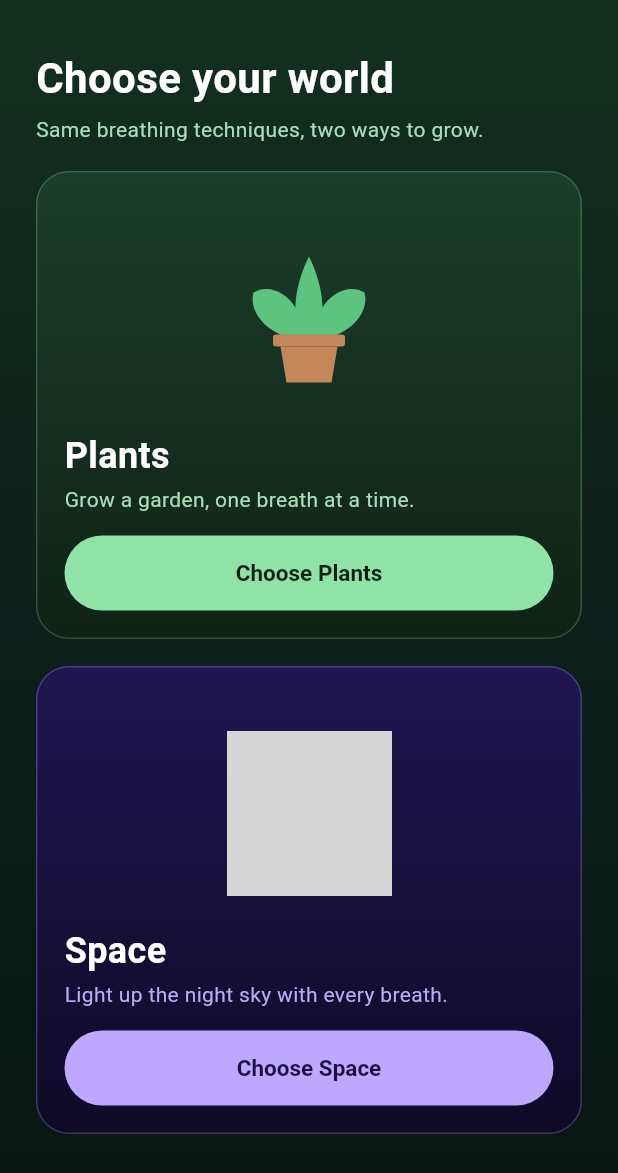
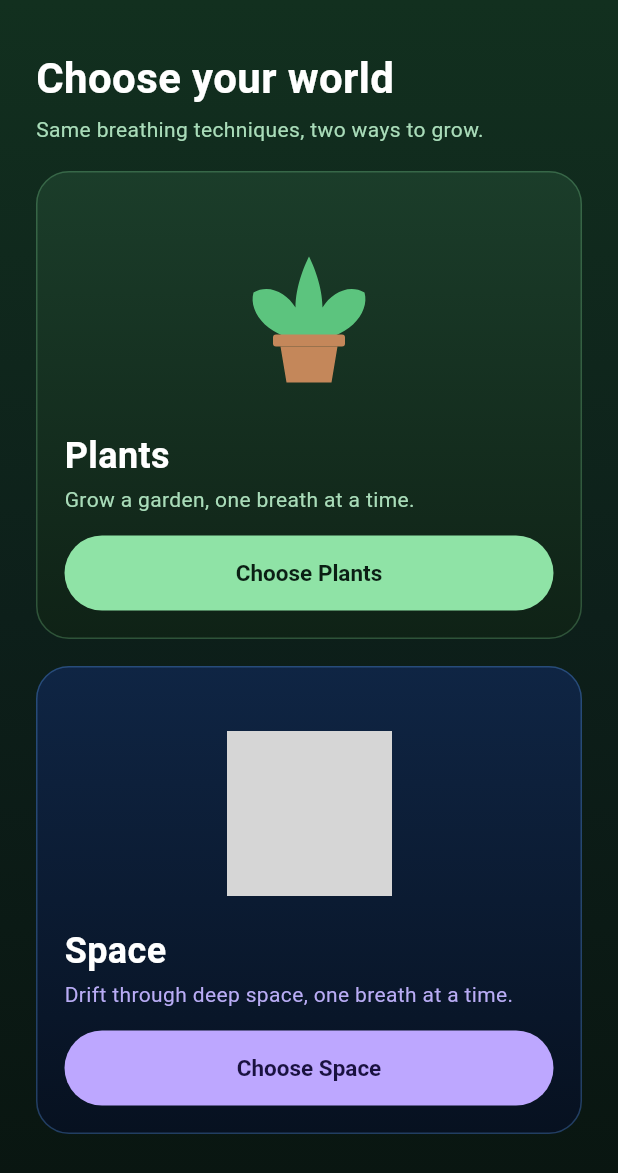
Before and after one commit to Ishank0n/breathplus, a Flutter app: the ModeSelectionScreen screen opened directly, on a phone screen of 412 x 824 dp. Shown: the top 1173 px of the screen. Run offline on Flutter 3.47's test engine with Material 3 defaults, Android fonts, the phone set to English and light mode, and no system bars; our stand-ins replace file_picker, flutter_blue_plus, flutter_local_notifications, flutter_secure_storage, flutter_timezone, google_sign_in and 4 more; missing offline and left inert: audio_session; accounts and stored records are empty; Roboto replaces fonts that are missing (Georgia); grey boxes are pictures that could not be loaded.

Commit message:
Modify Space mode card appearance
Updated the subtitle and gradient colors for the Space mode card.

```diff
--- a/lib/selection.dart
+++ b/lib/selection.dart
@@ -65,14 +65,17 @@ class ModeSelectionScreen extends StatelessWidget {
                 ),
                 const SizedBox(height: 18),
                 _ModeCard(
-                  world: celestialWorld,
-                  title: 'Space',
-                  subtitle: 'Light up the night sky with every breath.',
-                  button: 'Choose Space',
-                  glyphKind: 1,
-                  gradient: const [Color(0xFF1F1650), Color(0xFF0E0A26)],
-                  border: const Color(0x4DAA96FF),
-                  onTap: onSpace ?? () {}, // TODO: hook up later
+  world: celestialWorld,
+  title: 'Space',
+  subtitle: 'Drift through deep space, one breath at a time.',
+  button: 'Choose Space',
+  glyphKind: 1,
+  gradient: const [
+    Color(0xFF0F2544), // Deep ocean/midnight blue (top)
+    Color(0xFF071120), // Abyssal dark navy (bottom)
+                      ],
+  border: const Color(0x4D60A5FA), // Crisp translucent starlight blue
+  onTap: onSpace ?? () {},
                 ),
               ],
             ),
```
